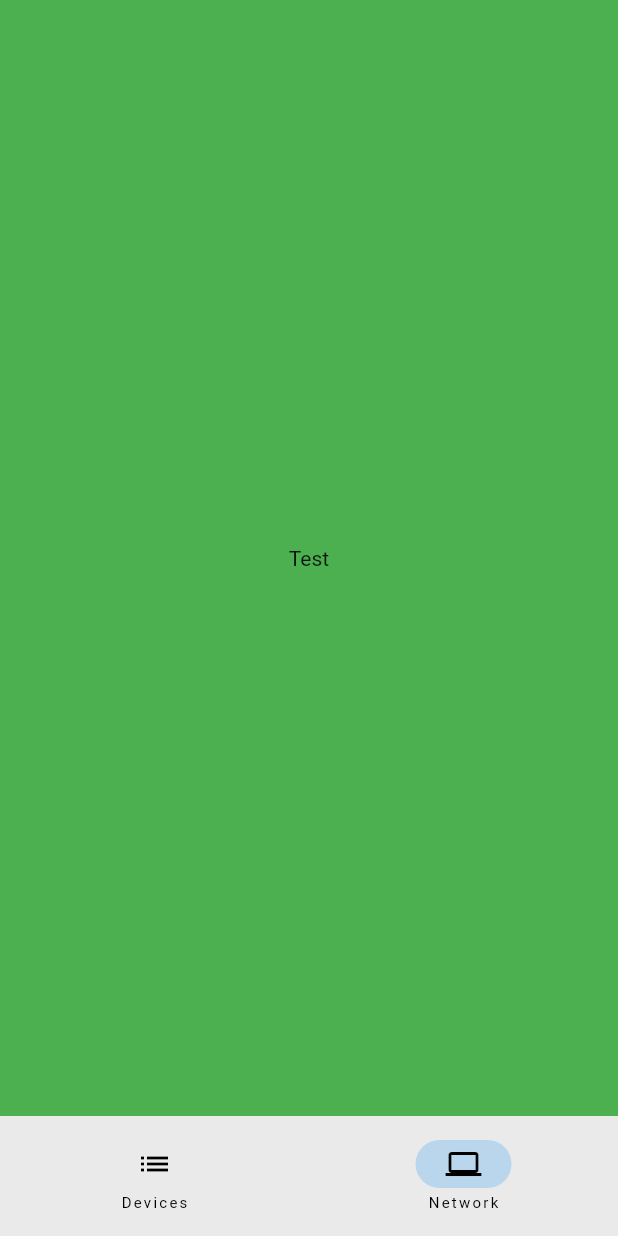
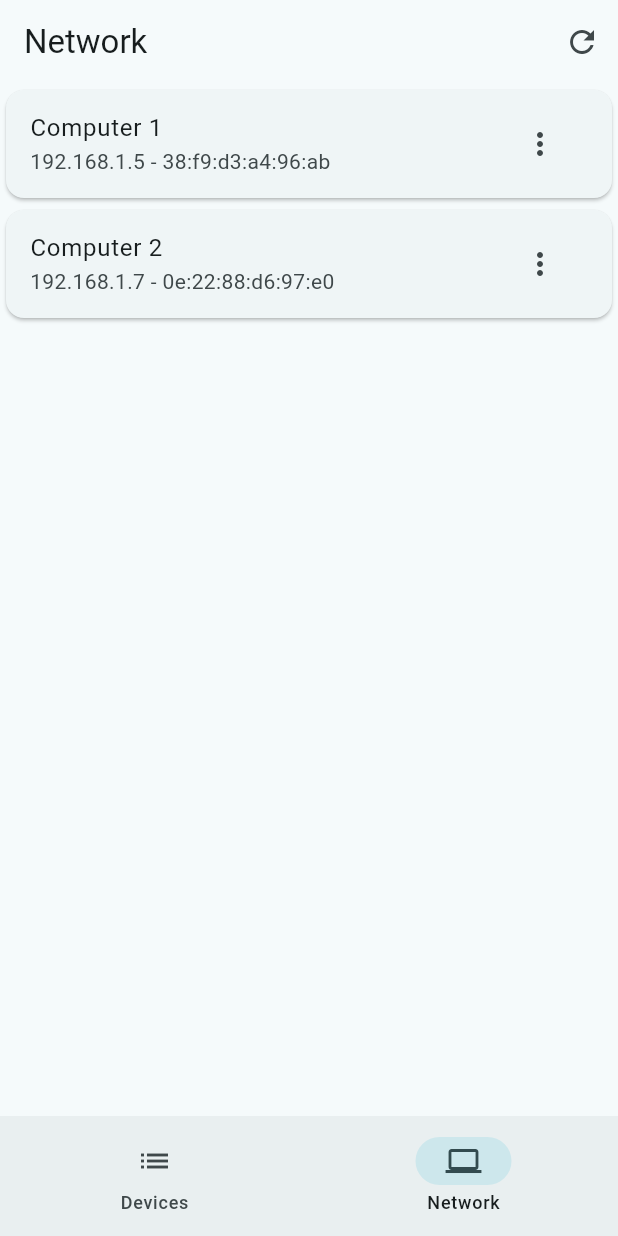
Before and after one commit to SeyitMuratKaya/wakeonlan, a Flutter app: the screen it shows after launch, item 2 of the bottom bar chosen, on a phone screen of 412 x 824 dp. Run offline on Flutter 3.47's test engine with Material 2 defaults, Android fonts, the light colour scheme and no system bars.

Commit message:
add NetworkItem

```diff
--- a/lib/main.dart
+++ b/lib/main.dart
@@ -9,7 +9,11 @@ class ExampleApp extends StatelessWidget {
 
   @override
   Widget build(BuildContext context) {
-    return const MaterialApp(home: NavigationExample());
+    return MaterialApp(
+      home: const NavigationExample(),
+      theme: ThemeData(
+          useMaterial3: true, colorSchemeSeed: const Color(0x00F2F2F2)),
+    );
   }
 }
 
--- a/lib/pages/network_page.dart
+++ b/lib/pages/network_page.dart
@@ -1,14 +1,83 @@
 import 'package:flutter/material.dart';
 
-class NetworkPage extends StatelessWidget {
+class NetworkPage extends StatefulWidget {
   const NetworkPage({super.key});
 
   @override
+  State<NetworkPage> createState() => _NetworkPageState();
+}
+
+class _NetworkPageState extends State<NetworkPage> {
+  final List<NetworkItem> computers = <NetworkItem>[
+    const NetworkItem(
+      name: "Computer 1",
+      ipAdd: "192.168.1.5",
+      macAdd: "38:f9:d3:a4:96:ab",
+    ),
+    const NetworkItem(
+      name: "Computer 2",
+      ipAdd: "192.168.1.7",
+      macAdd: "0e:22:88:d6:97:e0",
+    ),
+  ];
+
+  @override
   Widget build(BuildContext context) {
-    return Container(
-      color: Colors.green,
-      alignment: Alignment.center,
-      child: const Text('Test'),
+    return Scaffold(
+      appBar: AppBar(
+        title: const Text("Network"),
+        actions: [
+          IconButton(
+            icon: const Icon(Icons.refresh),
+            tooltip: 'Refresh Devices',
+            onPressed: () {
+              setState(() {
+                computers.insert(
+                    computers.length,
+                    const NetworkItem(
+                      name: "New Device",
+                      ipAdd: "test",
+                      macAdd: "test",
+                    ));
+              });
+            },
+          ),
+        ],
+      ),
+      body: ListView.builder(
+        itemCount: computers.length,
+        itemBuilder: (context, index) {
+          return computers[index];
+        },
+      ),
     );
   }
 }
+
+class NetworkItem extends StatelessWidget {
+  const NetworkItem({
+    super.key,
+    required this.name,
+    required this.ipAdd,
+    required this.macAdd,
+  });
+
+  final String name;
+  final String ipAdd;
+  final String macAdd;
+
+  @override
+  Widget build(BuildContext context) {
+    return Card(
+      child: ListTile(
+        onTap: () {},
+        title: Text(name),
+        subtitle: Text("$ipAdd - $macAdd"),
+        trailing: IconButton(
+          icon: const Icon(Icons.more_vert),
+          onPressed: () {},
+        ),
+      ),
+    );
+  }
+}
```
Also changed, not shown: lib/pages/devices_page.dart (+18 -4 lines).
